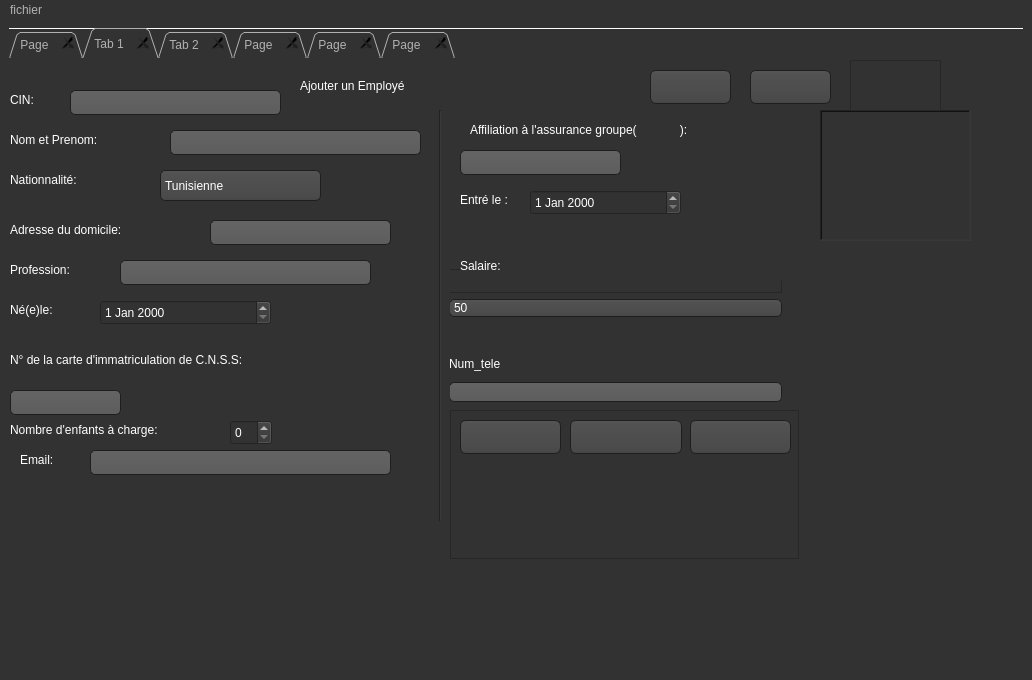
The window that mainwindow.ui (saadallahchaima/visse-visse_2A9) describes before a commit, drawn with Qt 5.
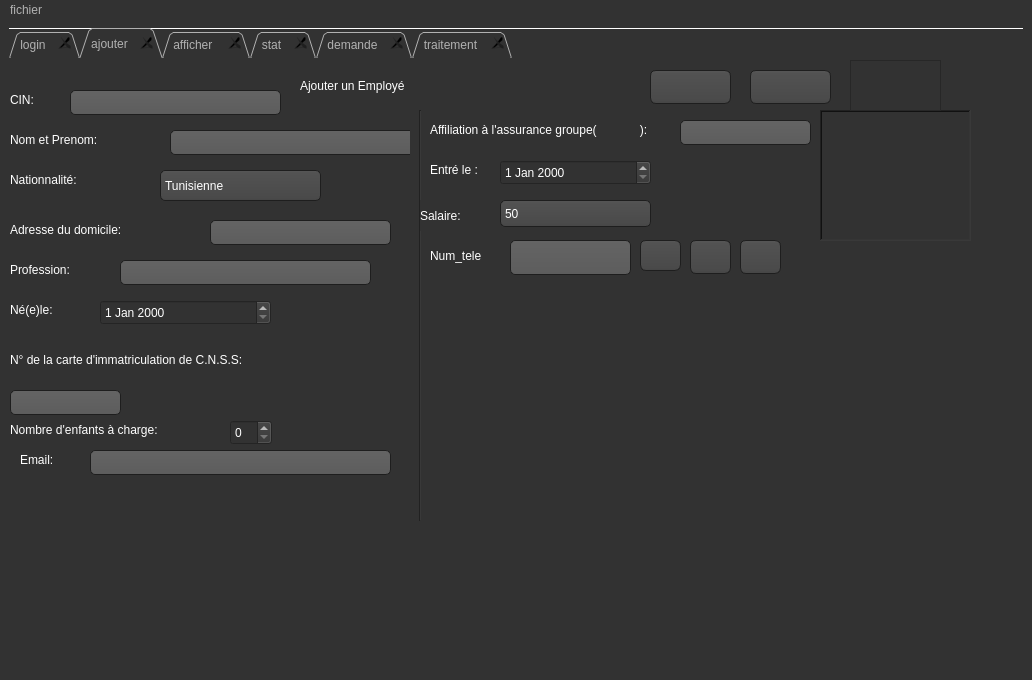
The same window after the commit. The open tabs and pages were chosen to show the change. Icons and pictures are not drawn.

Patch:
```diff
--- a/mainwindow.ui
+++ b/mainwindow.ui
@@ -521,7 +521,7 @@
       </property>
       <widget class="QWidget" name="tab_2">
        <attribute name="title">
-        <string>Page</string>
+        <string>login</string>
        </attribute>
        <widget class="QFrame" name="frame_3">
         <property name="geometry">
@@ -784,7 +784,7 @@
       </widget>
       <widget class="QWidget" name="ajouter">
        <attribute name="title">
-        <string>Tab 1</string>
+        <string>ajouter</string>
        </attribute>
        <widget class="QLabel" name="cin">
         <property name="geometry">
@@ -903,7 +903,7 @@
        <widget class="QLabel" name="assurance">
         <property name="geometry">
          <rect>
-          <x>460</x>
+          <x>420</x>
           <y>60</y>
           <width>251</width>
           <height>20</height>
@@ -919,8 +919,8 @@
        <widget class="QLabel" name="date_entree">
         <property name="geometry">
          <rect>
-          <x>450</x>
-          <y>130</y>
+          <x>420</x>
+          <y>100</y>
           <width>69</width>
           <height>20</height>
          </rect>
@@ -948,170 +948,6 @@
          <string>Nombre d'enfants à charge:</string>
         </property>
        </widget>
-       <widget class="QFrame" name="verticalFrame">
-        <property name="geometry">
-         <rect>
-          <x>430</x>
-          <y>200</y>
-          <width>351</width>
-          <height>151</height>
-         </rect>
-        </property>
-        <layout class="QVBoxLayout" name="verticalLayout">
-         <item>
-          <widget class="QFrame" name="frame_2">
-           <property name="frameShape">
-            <enum>QFrame::StyledPanel</enum>
-           </property>
-           <property name="frameShadow">
-            <enum>QFrame::Raised</enum>
-           </property>
-          </widget>
-         </item>
-         <item>
-          <widget class="QComboBox" name="comboBox_salaire">
-           <item>
-            <property name="text">
-             <string>50</string>
-            </property>
-           </item>
-           <item>
-            <property name="text">
-             <string>70</string>
-            </property>
-           </item>
-           <item>
-            <property name="text">
-             <string>120</string>
-            </property>
-           </item>
-           <item>
-            <property name="text">
-             <string>1200</string>
-            </property>
-           </item>
-           <item>
-            <property name="text">
-             <string>150</string>
-            </property>
-           </item>
-           <item>
-            <property name="text">
-             <string>80</string>
-            </property>
-           </item>
-          </widget>
-         </item>
-         <item>
-          <widget class="QLabel" name="label_15">
-           <property name="text">
-            <string/>
-           </property>
-          </widget>
-         </item>
-         <item>
-          <widget class="QLabel" name="label_8">
-           <property name="styleSheet">
-            <string notr="true">font: 7pt &quot;MS Shell Dlg 2&quot;;</string>
-           </property>
-           <property name="text">
-            <string>Num_tele</string>
-           </property>
-          </widget>
-         </item>
-         <item>
-          <widget class="QLineEdit" name="lineEdit_num_tele"/>
-         </item>
-        </layout>
-       </widget>
-       <widget class="QFrame" name="frame">
-        <property name="geometry">
-         <rect>
-          <x>440</x>
-          <y>350</y>
-          <width>349</width>
-          <height>149</height>
-         </rect>
-        </property>
-        <property name="frameShape">
-         <enum>QFrame::StyledPanel</enum>
-        </property>
-        <property name="frameShadow">
-         <enum>QFrame::Raised</enum>
-        </property>
-        <property name="midLineWidth">
-         <number>0</number>
-        </property>
-        <widget class="QPushButton" name="pushButton_2">
-         <property name="geometry">
-          <rect>
-           <x>10</x>
-           <y>10</y>
-           <width>101</width>
-           <height>34</height>
-          </rect>
-         </property>
-         <property name="styleSheet">
-          <string notr="true">image: url(:/img/modifier.png);</string>
-         </property>
-         <property name="text">
-          <string/>
-         </property>
-        </widget>
-        <widget class="QPushButton" name="pushButton_valider">
-         <property name="geometry">
-          <rect>
-           <x>120</x>
-           <y>10</y>
-           <width>112</width>
-           <height>34</height>
-          </rect>
-         </property>
-         <property name="styleSheet">
-          <string notr="true">image: url(:/img/valider.png);</string>
-         </property>
-         <property name="text">
-          <string/>
-         </property>
-         <property name="checkable">
-          <bool>false</bool>
-         </property>
-         <property name="checked">
-          <bool>false</bool>
-         </property>
-         <property name="autoRepeat">
-          <bool>false</bool>
-         </property>
-         <property name="autoExclusive">
-          <bool>false</bool>
-         </property>
-         <property name="autoDefault">
-          <bool>false</bool>
-         </property>
-         <property name="default">
-          <bool>false</bool>
-         </property>
-         <property name="flat">
-          <bool>false</bool>
-         </property>
-        </widget>
-        <widget class="QPushButton" name="pushButton_quitter">
-         <property name="geometry">
-          <rect>
-           <x>240</x>
-           <y>10</y>
-           <width>101</width>
-           <height>34</height>
-          </rect>
-         </property>
-         <property name="styleSheet">
-          <string notr="true">image: url(:/img/croi.png);</string>
-         </property>
-         <property name="text">
-          <string/>
-         </property>
-        </widget>
-       </widget>
        <widget class="QDateEdit" name="dateEdit_naissance">
         <property name="geometry">
          <rect>
@@ -1175,9 +1011,9 @@
        <widget class="QLineEdit" name="lineEdit_assurance">
         <property name="geometry">
          <rect>
-          <x>450</x>
-          <y>90</y>
-          <width>161</width>
+          <x>670</x>
+          <y>60</y>
+          <width>131</width>
           <height>25</height>
          </rect>
         </property>
@@ -1215,7 +1051,7 @@
        <widget class="Line" name="line">
         <property name="geometry">
          <rect>
-          <x>420</x>
+          <x>400</x>
           <y>50</y>
           <width>20</width>
           <height>411</height>
@@ -1321,8 +1157,8 @@
        <widget class="QDateEdit" name="dateEdit_entree">
         <property name="geometry">
          <rect>
-          <x>520</x>
-          <y>130</y>
+          <x>490</x>
+          <y>100</y>
           <width>151</width>
           <height>25</height>
          </rect>
@@ -1347,9 +1183,9 @@
        <widget class="QLabel" name="salaire">
         <property name="geometry">
          <rect>
-          <x>450</x>
-          <y>190</y>
-          <width>333</width>
+          <x>410</x>
+          <y>140</y>
+          <width>71</width>
           <height>31</height>
          </rect>
         </property>
@@ -1361,7 +1197,7 @@
          <string>Salaire:</string>
         </property>
         <property name="margin">
-         <number>50</number>
+         <number>0</number>
         </property>
        </widget>
        <widget class="QPushButton" name="pushButton_print_3">
@@ -1380,10 +1216,158 @@
          <string/>
         </property>
        </widget>
+       <widget class="QPushButton" name="pushButton_2_emp">
+        <property name="geometry">
+         <rect>
+          <x>630</x>
+          <y>180</y>
+          <width>41</width>
+          <height>31</height>
+         </rect>
+        </property>
+        <property name="styleSheet">
+         <string notr="true">image: url(:/img/modifier.png);</string>
+        </property>
+        <property name="text">
+         <string/>
+        </property>
+       </widget>
+       <widget class="QLabel" name="lab_anim_emp">
+        <property name="geometry">
+         <rect>
+          <x>420</x>
+          <y>220</y>
+          <width>371</width>
+          <height>211</height>
+         </rect>
+        </property>
+        <property name="text">
+         <string/>
+        </property>
+       </widget>
+       <widget class="QComboBox" name="comboBox_salaire">
+        <property name="geometry">
+         <rect>
+          <x>490</x>
+          <y>140</y>
+          <width>151</width>
+          <height>27</height>
+         </rect>
+        </property>
+        <item>
+         <property name="text">
+          <string>50</string>
+         </property>
+        </item>
+        <item>
+         <property name="text">
+          <string>70</string>
+         </property>
+        </item>
+        <item>
+         <property name="text">
+          <string>120</string>
+         </property>
+        </item>
+        <item>
+         <property name="text">
+          <string>1200</string>
+         </property>
+        </item>
+        <item>
+         <property name="text">
+          <string>150</string>
+         </property>
+        </item>
+        <item>
+         <property name="text">
+          <string>80</string>
+         </property>
+        </item>
+       </widget>
+       <widget class="QLabel" name="label_8">
+        <property name="geometry">
+         <rect>
+          <x>420</x>
+          <y>180</y>
+          <width>71</width>
+          <height>31</height>
+         </rect>
+        </property>
+        <property name="styleSheet">
+         <string notr="true">font: 7pt &quot;MS Shell Dlg 2&quot;;</string>
+        </property>
+        <property name="text">
+         <string>Num_tele</string>
+        </property>
+       </widget>
+       <widget class="QLineEdit" name="lineEdit_num_tele">
+        <property name="geometry">
+         <rect>
+          <x>500</x>
+          <y>180</y>
+          <width>121</width>
+          <height>35</height>
+         </rect>
+        </property>
+       </widget>
+       <widget class="QPushButton" name="pushButton_quitter">
+        <property name="geometry">
+         <rect>
+          <x>730</x>
+          <y>180</y>
+          <width>41</width>
+          <height>34</height>
+         </rect>
+        </property>
+        <property name="styleSheet">
+         <string notr="true">image: url(:/img/croi.png);</string>
+        </property>
+        <property name="text">
+         <string/>
+        </property>
+       </widget>
+       <widget class="QPushButton" name="pushButton_valider">
+        <property name="geometry">
+         <rect>
+          <x>680</x>
+          <y>180</y>
+          <width>41</width>
+          <height>34</height>
+         </rect>
+        </property>
+        <property name="styleSheet">
+         <string notr="true">image: url(:/img/valider.png);</string>
+        </property>
+        <property name="text">
+         <string/>
+        </property>
+        <property name="checkable">
+         <bool>false</bool>
+        </property>
+        <property name="checked">
+         <bool>false</bool>
+        </property>
+        <property name="autoRepeat">
+         <bool>false</bool>
+        </property>
+        <property name="autoExclusive">
+         <bool>false</bool>
+        </property>
+        <property name="autoDefault">
+         <bool>false</bool>
+        </property>
+        <property name="default">
+         <bool>false</bool>
+        </property>
+        <property name="flat">
+         <bool>false</bool>
+        </property>
+       </widget>
       </widget>
       <widget class="QWidget" name="affichage">
        <attribute name="title">
-        <string>Tab 2</string>
+        <string>afficher </string>
        </attribute>
        <widget class="QTableView" name="tableView_Affichage_Emp">
         <property name="geometry">
@@ -1647,7 +1631,7 @@
       </widget>
       <widget class="QWidget" name="tab">
        <attribute name="title">
-        <string>Page</string>
+        <string>stat</string>
        </attribute>
        <widget class="QFrame" name="horizontalFrame">
         <property name="geometry">
@@ -1695,7 +1679,7 @@
       </widget>
       <widget class="QWidget" name="demande">
        <attribute name="title">
-        <string>Page</string>
+        <string>demande</string>
        </attribute>
        <widget class="QLabel" name="label_2">
         <property name="geometry">
@@ -2186,7 +2170,7 @@
       </widget>
       <widget class="QWidget" name="statistique">
        <attribute name="title">
-        <string>Page</string>
+        <string>traitement</string>
        </attribute>
        <widget class="QLabel" name="label_3">
         <property name="geometry">
```
Left out of the diff: 114 changed lines with no effect on the pictures.
